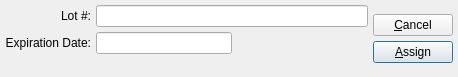
Above: xtuple/trunk/guiclient/getLotInfo.ui from WooodHead/xtuple before the change. Below: the same form after it.
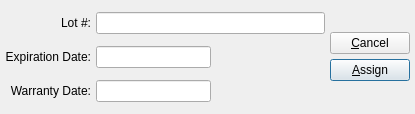
That is the form after the change. Custom widgets are drawn as their Qt base class.

Commit message: issue #6548: Support for warranty tracking when P/O received as a single lot.

The edit to the form file:
```diff
--- a/xtuple/trunk/guiclient/getLotInfo.ui
+++ b/xtuple/trunk/guiclient/getLotInfo.ui
@@ -8,121 +8,34 @@
    <rect>
     <x>0</x>
     <y>0</y>
-    <width>458</width>
-    <height>77</height>
+    <width>415</width>
+    <height>114</height>
    </rect>
   </property>
   <property name="windowTitle" >
    <string>Lot Information</string>
   </property>
-  <layout class="QHBoxLayout" >
-   <property name="margin" >
-    <number>5</number>
-   </property>
-   <property name="spacing" >
-    <number>5</number>
-   </property>
-   <item>
-    <layout class="QVBoxLayout" >
-     <property name="margin" >
-      <number>0</number>
+  <layout class="QGridLayout" >
+   <item row="0" column="0" >
+    <widget class="QLabel" name="_lotSerialLit" >
+     <property name="text" >
+      <string>Lot #:</string>
      </property>
-     <property name="spacing" >
-      <number>0</number>
+     <property name="alignment" >
+      <set>Qt::AlignRight|Qt::AlignTrailing|Qt::AlignVCenter</set>
      </property>
-     <item>
-      <layout class="QGridLayout" >
-       <property name="margin" >
-        <number>0</number>
-       </property>
-       <property name="spacing" >
-        <number>5</number>
-       </property>
-       <item row="0" column="0" >
-        <widget class="QLabel" name="_lotSerialLit" >
-         <property name="text" >
-          <string>Lot #:</string>
-         </property>
-         <property name="alignment" >
-          <set>Qt::AlignRight|Qt::AlignTrailing|Qt::AlignVCenter</set>
-         </property>
-        </widget>
-       </item>
-       <item row="1" column="1" >
-        <layout class="QHBoxLayout" >
-         <property name="margin" >
-          <number>0</number>
-         </property>
-         <property name="spacing" >
-          <number>0</number>
-         </property>
-         <item>
-          <widget class="DLineEdit" name="_expiration" />
-         </item>
-         <item>
-          <spacer>
-           <property name="orientation" >
-            <enum>Qt::Horizontal</enum>
-           </property>
-           <property name="sizeType" >
-            <enum>QSizePolicy::Expanding</enum>
-           </property>
-           <property name="sizeHint" >
-            <size>
-             <width>31</width>
-             <height>10</height>
-            </size>
-           </property>
-          </spacer>
-         </item>
-        </layout>
-       </item>
-       <item row="1" column="0" >
-        <widget class="QLabel" name="_expirationDateLit" >
-         <property name="text" >
-          <string>Expiration Date:</string>
-         </property>
-         <property name="alignment" >
-          <set>Qt::AlignRight|Qt::AlignTrailing|Qt::AlignVCenter</set>
-         </property>
-        </widget>
-       </item>
-       <item row="0" column="1" >
-        <widget class="XLineEdit" name="_lot" />
-       </item>
-      </layout>
-     </item>
-     <item>
-      <spacer>
-       <property name="orientation" >
-        <enum>Qt::Vertical</enum>
-       </property>
-       <property name="sizeType" >
-        <enum>QSizePolicy::Expanding</enum>
-       </property>
-       <property name="sizeHint" >
-        <size>
-         <width>20</width>
-         <height>0</height>
-        </size>
-       </property>
-      </spacer>
-     </item>
-    </layout>
+    </widget>
    </item>
-   <item>
+   <item row="0" column="1" >
+    <widget class="XLineEdit" name="_lot" />
+   </item>
+   <item rowspan="3" row="0" column="2" >
     <layout class="QVBoxLayout" >
-     <property name="margin" >
-      <number>0</number>
-     </property>
      <property name="spacing" >
       <number>0</number>
      </property>
      <item>
       <layout class="QVBoxLayout" >
-       <property name="margin" >
-        <number>0</number>
-       </property>
        <property name="spacing" >
         <number>5</number>
        </property>
@@ -172,24 +85,92 @@
      </item>
     </layout>
    </item>
+   <item row="1" column="0" >
+    <widget class="QLabel" name="_expirationDateLit" >
+     <property name="text" >
+      <string>Expiration Date:</string>
+     </property>
+     <property name="alignment" >
+      <set>Qt::AlignRight|Qt::AlignTrailing|Qt::AlignVCenter</set>
+     </property>
+    </widget>
+   </item>
+   <item row="1" column="1" >
+    <layout class="QHBoxLayout" >
+     <property name="spacing" >
+      <number>0</number>
+     </property>
+     <item>
+      <widget class="DLineEdit" name="_expiration" />
+     </item>
+     <item>
+      <spacer>
+       <property name="orientation" >
+        <enum>Qt::Horizontal</enum>
+       </property>
+       <property name="sizeType" >
+        <enum>QSizePolicy::Expanding</enum>
+       </property>
+       <property name="sizeHint" >
+        <size>
+         <width>31</width>
+         <height>10</height>
+        </size>
+       </property>
+      </spacer>
+     </item>
+    </layout>
+   </item>
+   <item row="2" column="0" >
+    <widget class="QLabel" name="_warrantyDateLit" >
+     <property name="text" >
+      <string>Warranty Date:</string>
+     </property>
+     <property name="alignment" >
+      <set>Qt::AlignRight|Qt::AlignTrailing|Qt::AlignVCenter</set>
+     </property>
+    </widget>
+   </item>
+   <item row="2" column="1" >
+    <layout class="QHBoxLayout" >
+     <property name="spacing" >
+      <number>0</number>
+     </property>
+     <item>
+      <widget class="DLineEdit" name="_warranty" />
+     </item>
+     <item>
+      <spacer>
+       <property name="orientation" >
+        <enum>Qt::Horizontal</enum>
+       </property>
+       <property name="sizeType" >
+        <enum>QSizePolicy::Expanding</enum>
+       </property>
+       <property name="sizeHint" >
+        <size>
+         <width>31</width>
+         <height>10</height>
+        </size>
+       </property>
+      </spacer>
+     </item>
+    </layout>
+   </item>
   </layout>
  </widget>
  <layoutdefault spacing="5" margin="5" />
  <pixmapfunction>qPixmapFromMimeSource</pixmapfunction>
  <customwidgets>
-  <customwidget>
-   <class>XLineEdit</class>
-   <extends>QLineEdit</extends>
-   <header>xlineedit.h</header>
-   <container>0</container>
-   <pixmap></pixmap>
-  </customwidget>
   <customwidget>
    <class>DLineEdit</class>
    <extends>XLineEdit</extends>
    <header>datecluster.h</header>
-   <container>0</container>
-   <pixmap></pixmap>
+  </customwidget>
+  <customwidget>
+   <class>XLineEdit</class>
+   <extends>QLineEdit</extends>
+   <header>xlineedit.h</header>
   </customwidget>
  </customwidgets>
  <tabstops>
```
Left out of the diff: 5 changed lines with no effect on the pictures. The commit also changes 5 other files.
